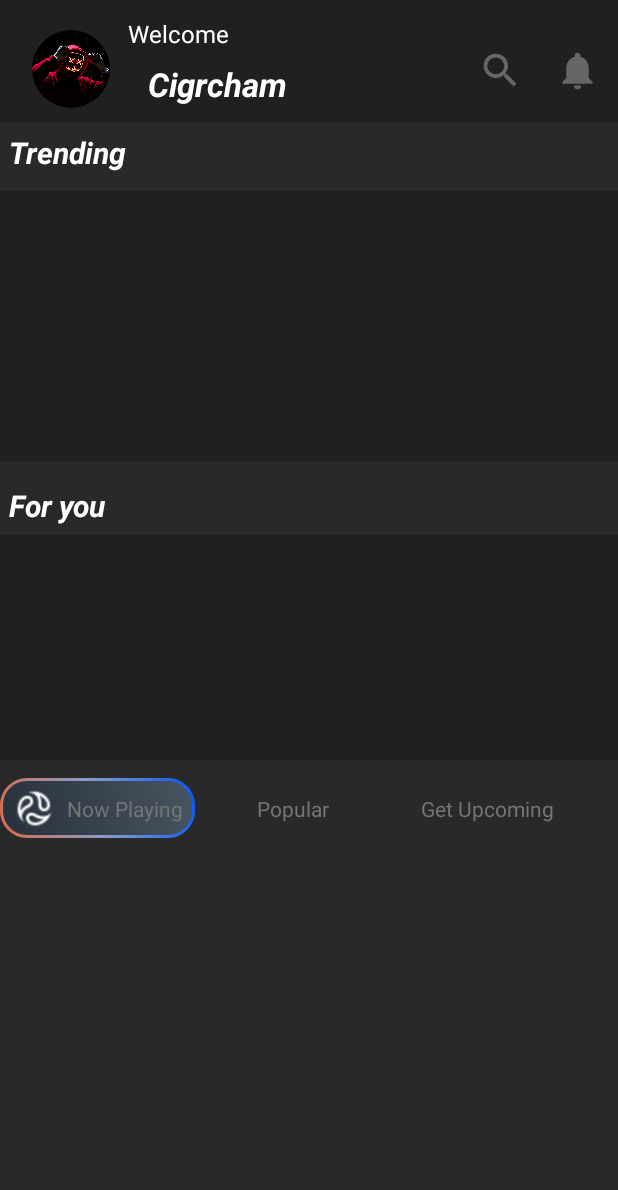
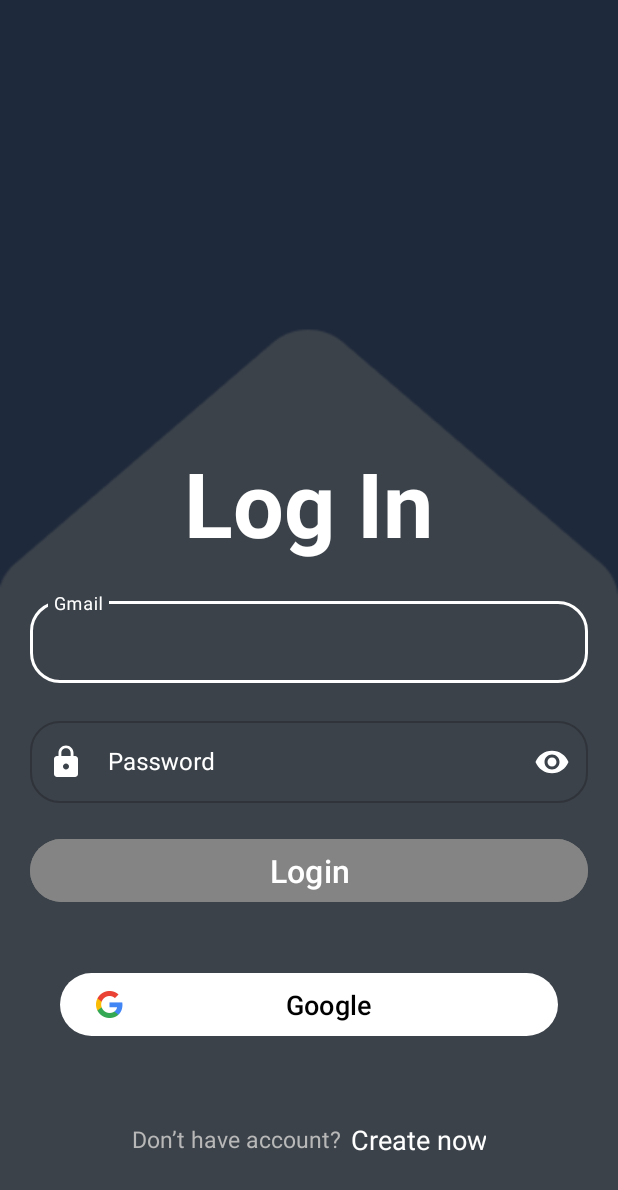
Before and after one commit to cigrcham/Android-Movie-Project, an Android app: the screen it shows after launch (ContainerActivity), on a phone screen of 412 x 824 dp. Shown: the top 1190 px of the screen. Run offline under Robolectric (Android 15) with nearby library versions, the phone set to English and light mode, and no system bars; our stand-ins replace Dagger/Hilt's generated code, Firebase (no records; nobody signed in at launch, a user with empty details on screens opened directly); 1 statement that could not run was skipped.

Commit message:
Complete Firebase Authentication

```diff
--- a/app/src/main/java/com/example/androidmoviesproject/data/firebase/FirebaseAuthenticationImpl.kt
+++ b/app/src/main/java/com/example/androidmoviesproject/data/firebase/FirebaseAuthenticationImpl.kt
@@ -124,4 +124,12 @@ class FirebaseAuthenticationImpl @Inject constructor(
                 failure.invoke()
             }
     }
+
+    override fun signOut() {
+        auth.signOut()
+    }
+
+    override fun getAccount(): FirebaseUser? {
+        return auth.currentUser
+    }
 }
--- a/app/src/main/java/com/example/androidmoviesproject/ui/view/HomeFragment.kt
+++ b/app/src/main/java/com/example/androidmoviesproject/ui/view/HomeFragment.kt
@@ -232,6 +232,7 @@ class HomeFragment : Fragment(), ItemClicked, OnNavigationItemSelectedListener {
             }
 
             R.id.logout_menu -> {
+                viewModel.signOutAccount()
                 findNavController().navigate(R.id.action_homeFragment_to_loginFragment)
                 true
             }
--- a/app/src/main/java/com/example/androidmoviesproject/ui/view/LoginFragment.kt
+++ b/app/src/main/java/com/example/androidmoviesproject/ui/view/LoginScreen.kt
@@ -3,7 +3,6 @@ package com.example.androidmoviesproject.ui.view
 import android.app.Activity
 import android.content.Intent
 import android.os.Bundle
-import android.util.Log
 import android.view.LayoutInflater
 import android.view.View
 import android.view.ViewGroup
@@ -21,11 +20,10 @@ import com.google.android.gms.auth.api.signin.GoogleSignIn
 import com.google.android.gms.auth.api.signin.GoogleSignInClient
 import com.google.android.gms.auth.api.signin.GoogleSignInOptions
 import com.google.android.gms.common.api.ApiException
-import com.google.firebase.auth.FirebaseUser
 import dagger.hilt.android.AndroidEntryPoint
 
 @AndroidEntryPoint
-class LoginFragment : Fragment() {
+class LoginScreen : Fragment() {
     private lateinit var binding: FragmentLoginBinding
     private val viewModel: LogInViewModel by viewModels()
     private lateinit var googleSignInClient: GoogleSignInClient
--- a/app/src/main/java/com/example/androidmoviesproject/ui/view/SignUpFragment.kt
+++ b/app/src/main/java/com/example/androidmoviesproject/ui/view/SignUpScreen.kt
@@ -17,7 +17,7 @@ import com.example.androidmoviesproject.ui.viewmodel.SignUpViewModel
 import dagger.hilt.android.AndroidEntryPoint
 
 @AndroidEntryPoint
-class SignUpFragment : Fragment() {
+class SignUpScreen : Fragment() {
     private lateinit var binding: FragmentSignUpBinding
     private val viewModel: SignUpViewModel by viewModels()
 
--- /dev/null
+++ b/app/src/main/java/com/example/androidmoviesproject/ui/view/SplashScreen.kt
@@ -0,0 +1,48 @@
+package com.example.androidmoviesproject.ui.view
+
+import android.os.Bundle
+import androidx.fragment.app.Fragment
+import android.view.LayoutInflater
+import android.view.View
+import android.view.ViewGroup
+import android.widget.Toast
+import androidx.fragment.app.viewModels
+import androidx.navigation.fragment.findNavController
+import com.example.androidmoviesproject.R
+import com.example.androidmoviesproject.databinding.FragmentSplashScreenBinding
+import com.example.androidmoviesproject.ui.viewmodel.LogInViewModel
+import dagger.hilt.android.AndroidEntryPoint
+
+@AndroidEntryPoint
+class SplashScreen : Fragment() {
+    private lateinit var binding: FragmentSplashScreenBinding
+    private val viewModel: LogInViewModel by viewModels()
+
+
+    override fun onCreate(savedInstanceState: Bundle?) {
+        super.onCreate(savedInstanceState)
+
+    }
+
+    override fun onCreateView(
+        inflater: LayoutInflater, container: ViewGroup?,
+        savedInstanceState: Bundle?
+    ): View? {
+        binding = FragmentSplashScreenBinding.inflate(inflater, container, false)
+        return binding.root
+    }
+
+    override fun onViewCreated(view: View, savedInstanceState: Bundle?) {
+        super.onViewCreated(view, savedInstanceState)
+
+
+        viewModel.account(
+            haveAccount = {
+                Toast.makeText(requireContext(), "${it.displayName}", Toast.LENGTH_SHORT).show()
+                findNavController().navigate(R.id.action_splashScreen_to_homeFragment)
+            },
+            notHaveAccount = {
+                findNavController().navigate(R.id.action_splashScreen_to_loginFragment)
+            })
+    }
+}
--- a/app/src/main/java/com/example/androidmoviesproject/ui/viewmodel/HomeViewModel.kt
+++ b/app/src/main/java/com/example/androidmoviesproject/ui/viewmodel/HomeViewModel.kt
@@ -2,6 +2,7 @@ package com.example.androidmoviesproject.ui.viewmodel
 
 import androidx.lifecycle.ViewModel
 import androidx.lifecycle.viewModelScope
+import com.example.androidmoviesproject.data.firebase.FirebaseAuthentication
 import com.example.androidmoviesproject.data.model.ModelMovie
 import com.example.androidmoviesproject.data.repository.Repository
 import com.example.androidmoviesproject.utils.StateResult
@@ -13,7 +14,7 @@ import kotlinx.coroutines.launch
 import javax.inject.Inject
 
 @HiltViewModel
-class HomeViewModel @Inject constructor(private val repository: Repository) : ViewModel() {
+class HomeViewModel @Inject constructor(private val repository: Repository, private val firebaseAuth: FirebaseAuthentication) : ViewModel() {
     init {
         getTrendingData()
         getForYouData()
@@ -113,4 +114,7 @@ class HomeViewModel @Inject constructor(private val repository: Repository) : Vi
             _upComingMovie.emit(listMovies)
         }
     }
+    fun signOutAccount() {
+        firebaseAuth.signOut()
+    }
 }
--- a/app/src/main/java/com/example/androidmoviesproject/ui/viewmodel/LogInViewModel.kt
+++ b/app/src/main/java/com/example/androidmoviesproject/ui/viewmodel/LogInViewModel.kt
@@ -61,4 +61,13 @@ class LogInViewModel @Inject constructor(private val firebaseAuth: FirebaseAuthe
     ) = viewModelScope.launch(Dispatchers.IO) {
         firebaseAuth.firebaseAuthWithGoogle(idToken, success, failure)
     }
+
+    fun account(haveAccount: (FirebaseUser) -> Unit, notHaveAccount: () -> Unit) {
+        firebaseAuth.getAccount().also {
+            if(it != null)
+                haveAccount.invoke(it)
+            else
+                notHaveAccount.invoke()
+        }
+    }
 }
--- a/app/src/main/res/layout/fragment_login.xml
+++ b/app/src/main/res/layout/fragment_login.xml
@@ -5,7 +5,7 @@
     android:layout_width="match_parent"
     android:layout_height="match_parent"
     android:background="@color/dark_color"
-    tools:context=".ui.view.LoginFragment">
+    tools:context=".ui.view.LoginScreen">
 
     <ImageView
         android:id="@+id/imageView"
--- a/app/src/main/res/layout/fragment_sign_up.xml
+++ b/app/src/main/res/layout/fragment_sign_up.xml
@@ -5,7 +5,7 @@
     android:layout_width="match_parent"
     android:layout_height="match_parent"
     android:background="@color/dark_color"
-    tools:context=".ui.view.SignUpFragment">
+    tools:context=".ui.view.SignUpScreen">
 
     <ImageView
         android:id="@+id/imageView"
--- a/app/src/main/res/navigation/nav_graph.xml
+++ b/app/src/main/res/navigation/nav_graph.xml
@@ -3,7 +3,7 @@
     xmlns:app="http://schemas.android.com/apk/res-auto"
     xmlns:tools="http://schemas.android.com/tools"
     android:id="@+id/nav_graph"
-    app:startDestination="@id/homeFragment">
+    app:startDestination="@id/splashScreen">
 
     <fragment
         android:id="@+id/homeFragment"
@@ -58,7 +58,7 @@
     </fragment>
     <fragment
         android:id="@+id/loginFragment"
-        android:name="com.example.androidmoviesproject.ui.view.LoginFragment"
+        android:name="com.example.androidmoviesproject.ui.view.LoginScreen"
         android:label="fragment_login"
         tools:layout="@layout/fragment_login" >
         <action
@@ -71,11 +71,23 @@
     </fragment>
     <fragment
         android:id="@+id/signInFragment"
-        android:name="com.example.androidmoviesproject.ui.view.SignUpFragment"
+        android:name="com.example.androidmoviesproject.ui.view.SignUpScreen"
         android:label="fragment_sign_in"
         tools:layout="@layout/fragment_sign_up" >
         <action
             android:id="@+id/action_signInFragment_to_loginFragment"
             app:destination="@id/loginFragment" />
     </fragment>
+    <fragment
+        android:id="@+id/splashScreen"
+        android:name="com.example.androidmoviesproject.ui.view.SplashScreen"
+        android:label="fragment_splash_screen"
+        tools:layout="@layout/fragment_splash_screen" >
+        <action
+            android:id="@+id/action_splashScreen_to_loginFragment"
+            app:destination="@id/loginFragment" />
+        <action
+            android:id="@+id/action_splashScreen_to_homeFragment"
+            app:destination="@id/homeFragment" />
+    </fragment>
 </navigation>
```
Also changed, not shown: app/src/main/java/com/example/androidmoviesproject/data/firebase/FirebaseAuthentication.kt (+7 -2 lines), app/src/main/res/layout/fragment_splash_screen.xml (added, +14 -0 lines).
